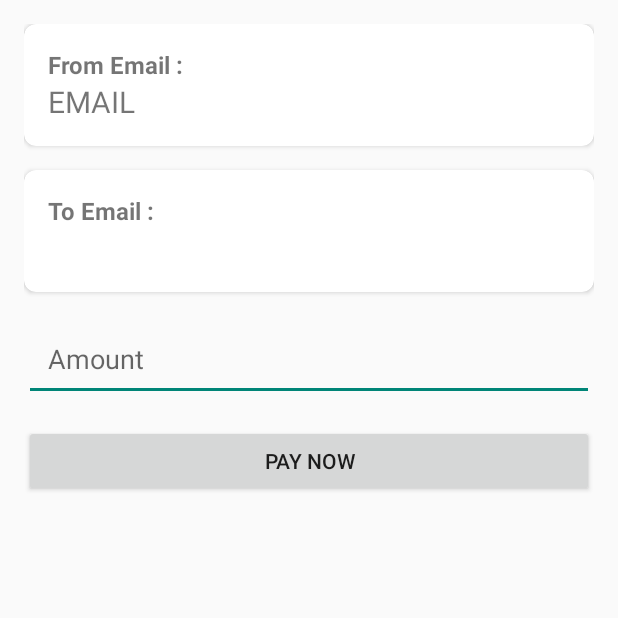
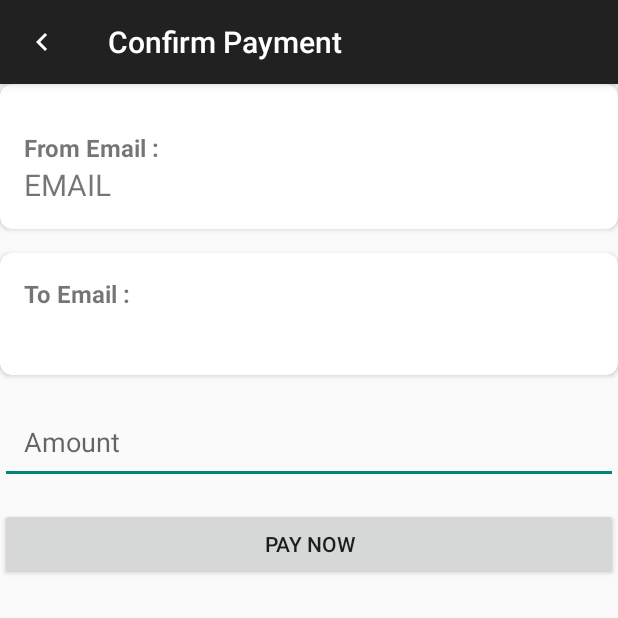
Before and after one commit to Subconsci0us/IBA, an Android app: the PaymentConfirmationActivity screen opened directly, with no data from a screen before it, on a phone screen of 412 x 824 dp, the top half of it. Run offline under Robolectric (Android 15) with nearby library versions, the phone set to English and light mode, and no system bars; our stand-ins replace Firebase (no records; nobody signed in at launch, a user with empty details on screens opened directly).

```diff
--- a/app/src/main/java/com/example/iba/activities/PaymentConfirmationActivity.kt
+++ b/app/src/main/java/com/example/iba/activities/PaymentConfirmationActivity.kt
@@ -8,6 +8,7 @@ import android.widget.Button
 import android.widget.EditText
 import android.widget.TextView
 import android.widget.Toast
+import androidx.appcompat.widget.Toolbar
 import com.example.iba.R
 import com.example.iba.firebase.BankingRepository
 import com.example.iba.firebase.FirestoreClass
@@ -17,6 +18,8 @@ class PaymentConfirmationActivity : AppCompatActivity() {
     override fun onCreate(savedInstanceState: Bundle?) {
         super.onCreate(savedInstanceState)
         setContentView(R.layout.activity_payment_confirmation)
+        setupActionBar()
+
         var recipient: String? = intent.getStringExtra("recipientEmail")
         var recipientEmail = findViewById<TextView>(R.id.tv_toEmail_activity_Confirmation)
         val enterAmount = findViewById<EditText>(R.id.editTextNumber_payment_confirm)
@@ -55,4 +58,18 @@ class PaymentConfirmationActivity : AppCompatActivity() {
 
         }
     }
+
+    private fun setupActionBar() {
+        val toolbarSendActivity = findViewById<Toolbar>(R.id.toolbar_payment_confirmation)
+        setSupportActionBar(toolbarSendActivity)
+
+        val actionBar = supportActionBar
+        if (actionBar != null) {
+            actionBar.setDisplayHomeAsUpEnabled(true)
+            actionBar.setHomeAsUpIndicator(R.drawable.ic_white_color_back_24dp)
+            actionBar.title = "Confirm Payment"
+        }
+
+        toolbarSendActivity.setNavigationOnClickListener { onBackPressed() }
+    }
 }
--- a/app/src/main/res/layout/activity_payment_confirmation.xml
+++ b/app/src/main/res/layout/activity_payment_confirmation.xml
@@ -6,8 +6,23 @@
     android:layout_width="match_parent"
     android:layout_height="match_parent"
     android:orientation="vertical"
-    android:padding="16dp"
+
     tools:context=".activities.PaymentConfirmationActivity">
+
+    <!-- AppBar Section -->
+    <com.google.android.material.appbar.AppBarLayout
+        android:id="@+id/appBarLayout"
+        android:layout_width="match_parent"
+        android:layout_height="wrap_content"
+        android:theme="@style/AppTheme.AppBarOverlay">
+
+        <androidx.appcompat.widget.Toolbar
+            android:id="@+id/toolbar_payment_confirmation"
+            android:layout_width="match_parent"
+            android:layout_height="?attr/actionBarSize"
+            android:background="?attr/colorPrimary"
+            app:popupTheme="@style/AppTheme.PopupOverlay" />
+    </com.google.android.material.appbar.AppBarLayout>
 
     <!-- From Email Section -->
     <androidx.cardview.widget.CardView
@@ -21,7 +36,8 @@
             android:layout_width="match_parent"
             android:layout_height="wrap_content"
             android:orientation="vertical"
-            android:padding="16dp">
+            android:padding="16dp"
+            android:layout_marginTop="15dp">
 
             <TextView
                 android:id="@+id/textView"
@@ -89,6 +105,7 @@
         android:id="@+id/btn_send_money_payment_confirm"
         android:layout_width="match_parent"
         android:layout_height="wrap_content"
-        android:text="Pay now"
-        android:layout_marginBottom="16dp" />
+        android:layout_marginBottom="16dp"
+        android:text="Pay now" />
+
 </LinearLayout>
```
Also changed, not shown: app/src/main/java/com/example/iba/activities/SendActivity.kt (+8 -13 lines), app/src/main/res/layout/activity_send.xml (+10 -14 lines).
